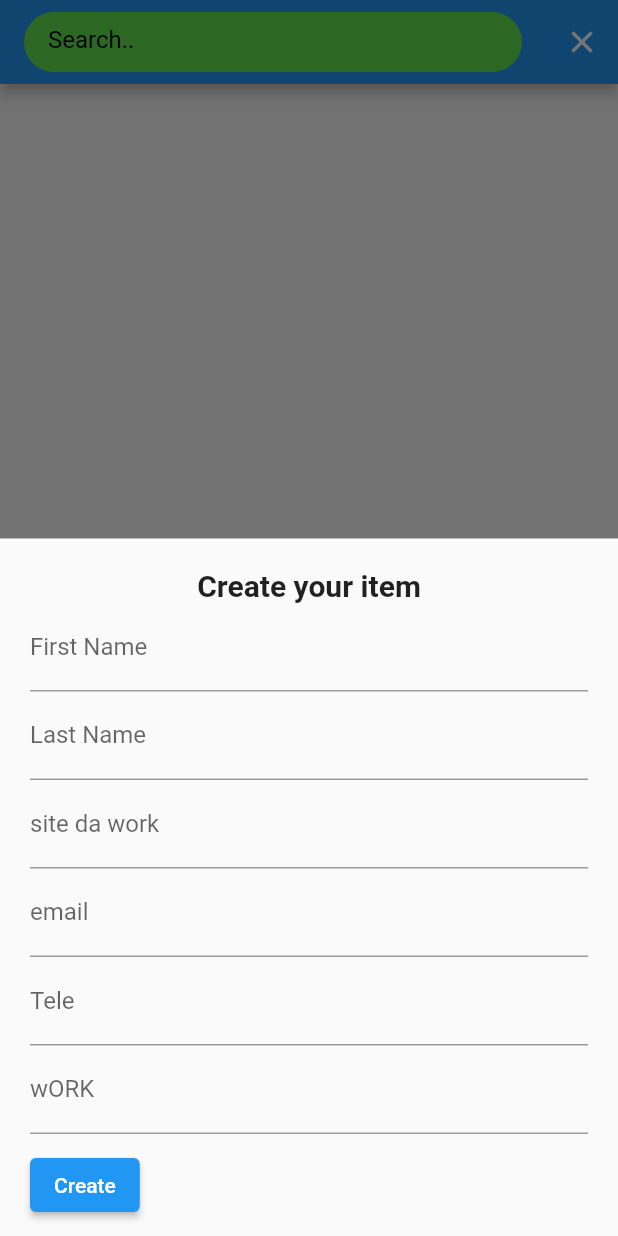
After one commit to HabibaHagras/contact_app, a Flutter app: the screen it shows after launch, after a tap on the "search" icon, after a tap on the "add" icon, on a phone screen of 412 x 824 dp. The commit adds this screen. Run offline on Flutter 3.47's test engine with Material 2 defaults, Android fonts, the phone set to English and light mode, and no system bars; our stand-ins replace cloud_firestore, firebase_core, firebase_database; accounts and stored records are empty.

Commit message:
first commit

```diff
--- /dev/null
+++ b/lib/addingUser.dart
@@ -0,0 +1,357 @@
+import 'package:firebase_core/firebase_core.dart';
+import 'package:flutter/material.dart';
+import 'package:firebase_core/firebase_core.dart';
+import 'package:firebase_database/firebase_database.dart';
+import 'package:firebase_database/firebase_database.dart';
+import 'package:cloud_firestore/cloud_firestore.dart';
+
+class AddUser extends StatefulWidget {
+  const AddUser({super.key});
+
+  @override
+  State<AddUser> createState() => _AddUserState();
+}
+
+class _AddUserState extends State<AddUser> {
+  final CollectionReference _users =
+      FirebaseFirestore.instance.collection("users");
+  final TextEditingController _fnameController = TextEditingController();
+  final TextEditingController _emailController = TextEditingController();
+  final TextEditingController _site_da_webController = TextEditingController();
+  final TextEditingController _lnameController = TextEditingController();
+  final TextEditingController _telephoneController = TextEditingController();
+  final TextEditingController _workController = TextEditingController();
+  final TextEditingController _searchController = TextEditingController();
+
+  Future<void> _update([DocumentSnapshot? documentSnapshot]) async {
+    if (documentSnapshot != null) {
+      _fnameController.text = documentSnapshot['first_name'];
+      _site_da_webController.text = documentSnapshot['site da web'].toString();
+      _telephoneController.text = documentSnapshot['telephone'].toString();
+      _lnameController.text = documentSnapshot['last_name'];
+      _workController.text = documentSnapshot['work'].toString();
+      _emailController.text = documentSnapshot['email'].toString();
+    }
+    await showModalBottomSheet(
+        isScrollControlled: true,
+        context: context,
+        builder: (BuildContext ctx) {
+          return Padding(
+            padding: EdgeInsets.only(
+                top: 20,
+                right: 20,
+                left: 20,
+                bottom: MediaQuery.of(ctx).viewInsets.bottom + 20),
+            child: Column(
+              mainAxisSize: MainAxisSize.min,
+              crossAxisAlignment: CrossAxisAlignment.start,
+              children: [
+                const Center(
+                  child: Text(
+                    "Update your item",
+                    style: TextStyle(fontSize: 20, fontWeight: FontWeight.bold),
+                  ),
+                ),
+                TextField(
+                  controller: _fnameController,
+                  decoration: const InputDecoration(
+                      labelText: 'First Name', hintText: 'eg.Elon'),
+                ),
+                TextField(
+                  keyboardType: TextInputType.number,
+                  controller: _lnameController,
+                  decoration: const InputDecoration(
+                      labelText: 'Last Name', hintText: 'eg.1'),
+                ),
+                TextField(
+                  controller: _site_da_webController,
+                  decoration: const InputDecoration(
+                      labelText: 'site da work', hintText: 'eg.Elon'),
+                ),
+                TextField(
+                  controller: _emailController,
+                  keyboardType: TextInputType.emailAddress,
+                  decoration: const InputDecoration(
+                      labelText: 'email', hintText: 'eg.Elon'),
+                ),
+                TextField(
+                  keyboardType: TextInputType.number,
+                  controller: _telephoneController,
+                  decoration: const InputDecoration(
+                      labelText: 'Tele', hintText: 'eg.1'),
+                ),
+                TextField(
+                  keyboardType: TextInputType.text,
+                  controller: _workController,
+                  decoration: const InputDecoration(
+                      labelText: 'wORK', hintText: 'eg.10'),
+                ),
+                const SizedBox(
+                  height: 20,
+                ),
+                ElevatedButton(
+                    onPressed: () async {
+                      final String first_name = _fnameController.text;
+                      final String work = _workController.text;
+                      final String site_da_web = _site_da_webController.text;
+                      final String email = _emailController.text;
+                      final String last_name = _lnameController.text;
+                      // final int? sn = int.tryParse(_snController.text);
+                      final int? telephone =
+                          int.tryParse(_telephoneController.text);
+                      if (first_name != null) {
+                        await _users.doc(documentSnapshot!.id).update({
+                          "email": email,
+                          "first_name": first_name,
+                          "last_name": last_name,
+                          "telephone": telephone,
+                          "site da web": site_da_web,
+                          "work": work
+                        });
+                        _fnameController.text = '';
+                        _workController.text = '';
+                        _emailController.text = '';
+                        _telephoneController.text = '';
+                        _site_da_webController.text = '';
+                        _lnameController.text = '';
+                        Navigator.of(context).pop();
+                      }
+                    },
+                    child: const Text("Update"))
+              ],
+            ),
+          );
+        });
+  }
+
+  Future<void> _delete(String productID) async {
+    await _users.doc(productID).delete();
+
+    // for snackBar
+    ScaffoldMessenger.of(context).showSnackBar(
+        const SnackBar(content: Text("You have successfully deleted a itmes")));
+  }
+
+  Future<void> _create([DocumentSnapshot? documentSnapshot]) async {
+    await showModalBottomSheet(
+        isScrollControlled: true,
+        context: context,
+        builder: (BuildContext ctx) {
+          return Padding(
+            padding: EdgeInsets.only(top: 20, right: 20, left: 20, bottom: 10
+                // MediaQuery.of(ctx).viewInsets.bottom + 20
+                ),
+            child: Column(
+              mainAxisSize: MainAxisSize.min,
+              crossAxisAlignment: CrossAxisAlignment.start,
+              children: [
+                const Center(
+                  child: Text(
+                    "Create your item",
+                    style: TextStyle(fontSize: 20, fontWeight: FontWeight.bold),
+                  ),
+                ),
+                TextField(
+                  controller: _fnameController,
+                  decoration: const InputDecoration(
+                      labelText: 'First Name', hintText: 'eg.Elon'),
+                ),
+                TextField(
+                  controller: _lnameController,
+                  decoration: const InputDecoration(
+                      labelText: 'Last Name', hintText: 'eg.Elon'),
+                ),
+                TextField(
+                  controller: _site_da_webController,
+                  decoration: const InputDecoration(
+                      labelText: 'site da work', hintText: 'eg.Elon'),
+                ),
+                TextField(
+                  controller: _emailController,
+                  keyboardType: TextInputType.emailAddress,
+                  decoration: const InputDecoration(
+                      labelText: 'email', hintText: 'eg.Elon'),
+                ),
+                TextField(
+                  keyboardType: TextInputType.number,
+                  controller: _telephoneController,
+                  decoration: const InputDecoration(
+                      labelText: 'Tele', hintText: 'eg.1'),
+                ),
+                TextField(
+                  keyboardType: TextInputType.text,
+                  controller: _workController,
+                  decoration: const InputDecoration(
+                      labelText: 'wORK', hintText: 'eg.10'),
+                ),
+                const SizedBox(
+                  height: 10,
+                ),
+                ElevatedButton(
+                    onPressed: () async {
+                      final String first_name = _fnameController.text;
+                      final String work = _workController.text;
+                      final String site_da_web = _site_da_webController.text;
+                      final String email = _emailController.text;
+                      final String last_name = _lnameController.text;
+                      // final int? sn = int.tryParse(_snController.text);
+                      final int? telephone =
+                          int.tryParse(_telephoneController.text);
+
+                      await _users.add({
+                        "email": email,
+                        "first_name": first_name,
+                        "last_name": last_name,
+                        "telephone": telephone,
+                        "site da web": site_da_web,
+                        "work": work
+                      });
+                      _fnameController.text = '';
+                      _workController.text = '';
+                      _emailController.text = '';
+                      _telephoneController.text = '';
+                      _site_da_webController.text = '';
+                      _lnameController.text = '';
+
+                      Navigator.of(context).pop();
+                    },
+                    child: const Text("Create"))
+              ],
+            ),
+          );
+        });
+  }
+
+  void _onSearchChanged(String value) {
+    setState(() {
+      searchText = value;
+    });
+  }
+
+  String searchText = '';
+
+  bool isSearchClicked = false;
+
+  @override
+  Widget build(BuildContext context) {
+    return Scaffold(
+      appBar: AppBar(
+        backgroundColor: Colors.blue,
+        title: isSearchClicked
+            ? Container(
+                height: 40,
+                decoration: BoxDecoration(
+                  color: const Color.fromARGB(255, 95, 226, 77),
+                  borderRadius: BorderRadius.circular(20.0),
+                ),
+                child: TextField(
+                  controller: _searchController,
+                  onChanged: _onSearchChanged,
+                  decoration: const InputDecoration(
+                      contentPadding: EdgeInsets.fromLTRB(16, 20, 16, 12),
+                      hintStyle: TextStyle(color: Colors.black),
+                      border: InputBorder.none,
+                      hintText: 'Search..'),
+                ),
+              )
+            : const Text('contacts'),
+        centerTitle: true,
+        actions: [
+          IconButton(
+              onPressed: () {
+                setState(() {
+                  isSearchClicked = !isSearchClicked;
+                });
+              },
+              icon: Icon(isSearchClicked ? Icons.close : Icons.search))
+        ],
+      ),
+
+      body: StreamBuilder(
+        stream: _users.snapshots(),
+        builder: (context, AsyncSnapshot<QuerySnapshot> streamSnapshot) {
+          if (streamSnapshot.hasData) {
+            final List<DocumentSnapshot> Users = streamSnapshot.data!.docs
+                .where((doc) => doc['first_name'].toLowerCase().contains(
+                      searchText.toLowerCase(),
+                    ))
+                .toList();
+            return ListView.builder(
+                itemCount: streamSnapshot.data!.docs.length,
+                itemBuilder: (context, index) {
+                  final DocumentSnapshot documentSnapshot =
+                      streamSnapshot.data!.docs[index];
+                  return Card(
+                    color: Color.fromARGB(255, 165, 178, 194),
+                    shape: RoundedRectangleBorder(
+                      borderRadius: BorderRadius.circular(20),
+                    ),
+                    margin: const EdgeInsets.all(10),
+                    child: ListTile(
+                      leading: CircleAvatar(
+                        radius: 17,
+                        backgroundColor: Color.fromARGB(255, 86, 28, 222),
+                        child: Text(
+                          documentSnapshot['first_name']
+                              .toString()
+                              .substring(0, 1),
+                          style: const TextStyle(
+                              fontWeight: FontWeight.bold, color: Colors.black),
+                        ),
+                      ),
+                      title: Text(
+                        documentSnapshot['first_name'],
+                        style: const TextStyle(
+                            fontWeight: FontWeight.bold, color: Colors.black),
+                      ),
+                      subtitle: Text(documentSnapshot['last_name'].toString()),
+                      trailing: SizedBox(
+                        width: 150,
+                        child: Row(
+                          children: [
+                            ElevatedButton(
+                                onPressed: () => _update(documentSnapshot),
+                                child: Text("Edit")),
+                            // IconButton(
+                            //     color: Colors.black,
+                            //     onPressed: () => _update(documentSnapshot),
+                            //     icon: const Icon(Icons.edit)),
+                            SizedBox(
+                              width: 5,
+                            ),
+                            ElevatedButton(
+                                onPressed: () => _delete(documentSnapshot.id),
+                                child: Text("Delete"))
+                            // IconButton(
+                            //     color: Colors.black,
+                            //     onPressed: () => _delete(documentSnapshot.id),
+                            //     icon: const Icon(Icons.delete)),
+                            // IconButton(
+                            //     color: Colors.black,
+                            //     onPressed: () => _update(documentSnapshot),
+                            //     icon: const Icon(Icons.edit)),
+                            // IconButton(
+                            //     color: Colors.black,
+                            //     onPressed: () => _delete(documentSnapshot.id),
+                            //     icon: const Icon(Icons.delete)),
+                          ],
+                        ),
+                      ),
+                    ),
+                  );
+                });
+          }
+          return const Center(
+            child: CircularProgressIndicator(),
+          );
+        },
+      ),
+      // Create new project button
+      floatingActionButton: FloatingActionButton(
+        onPressed: () => _create(),
+        backgroundColor: const Color.fromARGB(255, 88, 136, 190),
+        child: const Icon(Icons.add),
+      ),
+    );
+  }
+}
--- a/lib/main.dart
+++ b/lib/main.dart
@@ -1,6 +1,13 @@
 import 'package:flutter/material.dart';
+import 'package:firebase_core/firebase_core.dart';
+import 'addingUser.dart';
+import 'firebase_options.dart';
 
-void main() {
+void main() async {
+  WidgetsFlutterBinding.ensureInitialized();
+  await Firebase.initializeApp(
+    options: DefaultFirebaseOptions.currentPlatform,
+  );
   runApp(const MyApp());
 }
 
@@ -24,7 +31,8 @@ class MyApp extends StatelessWidget {
           // is not restarted.
           primarySwatch: Colors.blue,
         ),
-      home: const MyHomePage(title: 'Flutter Demo Home Page'),
+        home: AddUser()
+        //  const MyHomePage(title: 'Flutter Demo Home Page'),
         );
   }
 }
--- a/pubspec.yaml
+++ b/pubspec.yaml
@@ -35,6 +35,10 @@ dependencies:
   # The following adds the Cupertino Icons font to your application.
   # Use with the CupertinoIcons class for iOS style icons.
   cupertino_icons: ^1.0.2
+  firebase_core: ^2.17.0
+  firebase_storage: ^11.2.8
+  firebase_database: ^10.2.7
+  cloud_firestore: ^4.9.3
 
 dev_dependencies:
   flutter_test:
```
Also changed, not shown: lib/firebase_options.dart (added), pubspec.lock, 8 other files. Lines whose indentation alone changed are shown as unchanged.
